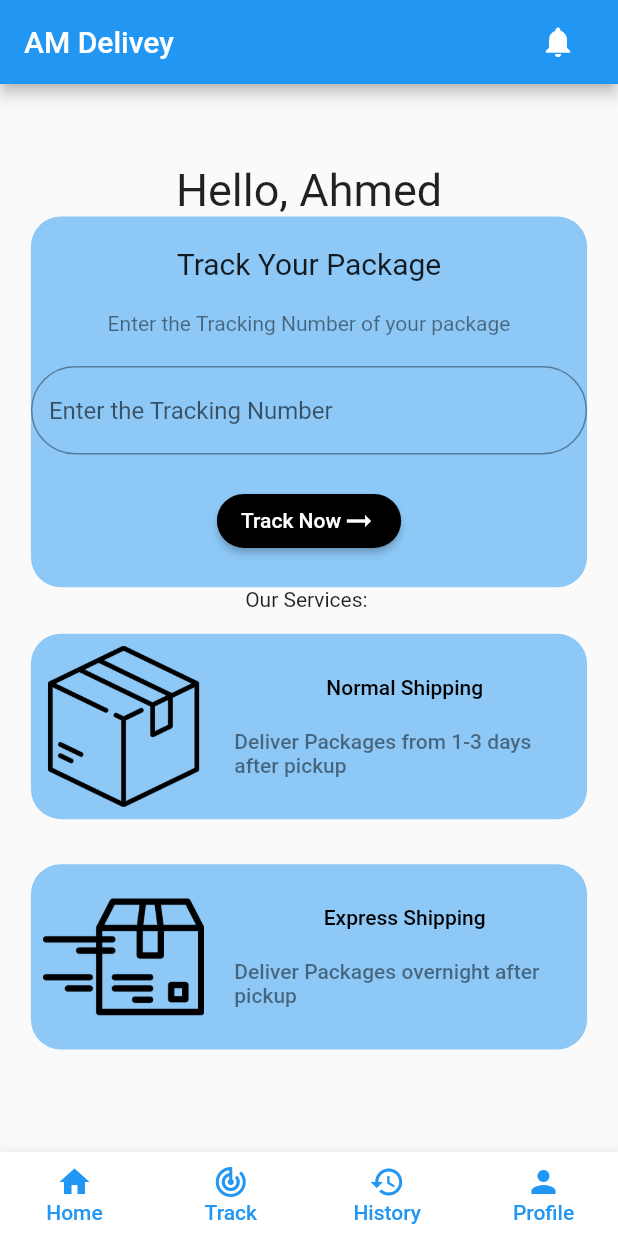
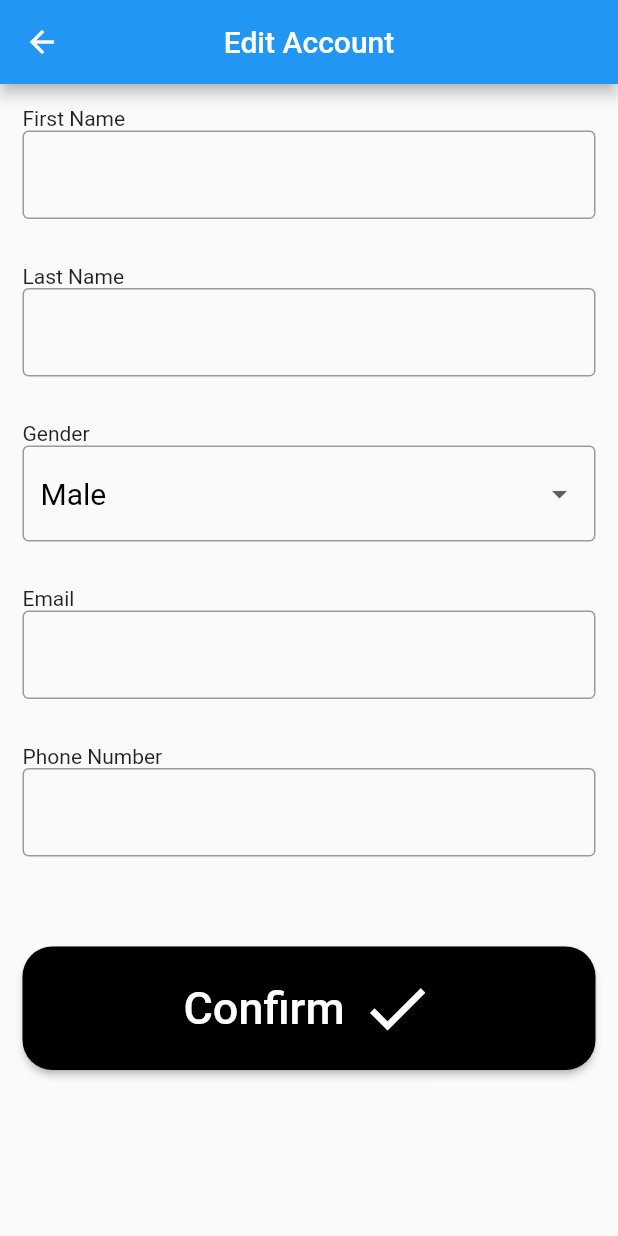
Before and after one commit to LoL-Troll/AM_Delivery, a Flutter app: the screen it shows after launch, after a tap on "Profile", on a phone screen of 412 x 824 dp. Run offline on Flutter 3.47's test engine with Material 2 defaults, Android fonts, the light colour scheme and no system bars; missing offline and left inert: mysql_client.

Commit message:
Created the Edit account and we are stuck with the ? string thingy F in chat

```diff
--- /dev/null
+++ b/lib/EditProfile.dart
@@ -0,0 +1,101 @@
+import 'package:flutter/cupertino.dart';
+import 'package:flutter/material.dart';
+import 'package:flutter/services.dart';
+import 'package:test_db/User.dart';
+import 'customWidgets.dart';
+
+class EditProfile extends StatefulWidget {
+  const EditProfile({Key? key}) : super(key: key);
+
+  @override
+  State<EditProfile> createState() => _EditProfileState();
+}
+
+class _EditProfileState extends State<EditProfile> {
+  final fNameController =
+      TextEditingController(text: User.getInstance()?.FName);
+  final lNameController =
+      TextEditingController(text: User.getInstance()?.LName);
+  final emailController =
+      TextEditingController(text: User.getInstance()?.email);
+  final phoneController =
+      TextEditingController(text: User.getInstance()?.phone);
+
+
+  late String fName, lName, gender = "Male", email, password, phone;
+
+  @override
+  Widget build(BuildContext context) {
+      return Scaffold(
+        appBar: AppBar(
+          title: Text("Edit Account"),
+          centerTitle: true,
+        ),
+        // backgroundColor: kLightColor,
+        body: SingleChildScrollView(
+          child: Container(
+            child: Column(
+              mainAxisAlignment: MainAxisAlignment.start,
+              crossAxisAlignment: CrossAxisAlignment.stretch,
+              children: [
+                // Title
+                CustomInputTextField(
+                  label: "First Name",
+                  controller: fNameController,
+                  inputformatters: [LengthLimitingTextInputFormatter(20)],
+                ),
+                CustomInputTextField(
+                  label: "Last Name",
+                  controller: lNameController,
+                  inputformatters: [LengthLimitingTextInputFormatter(20)],
+                ), // First Name, Last Name
+                CustomDropdownButton(
+                    title: "Gender",
+                    //TODO DO THE GENDER THING
+                    value: gender,
+                    items: ["Male", "Female"],
+                    onChanged: (String? value) {
+                      setState(() {
+                        gender = value!;
+                      });
+                    }),
+
+                CustomInputTextField(
+                  label: "Email",
+                  controller: emailController,
+                  inputformatters: [LengthLimitingTextInputFormatter(50)],
+                ), // Email
+                CustomInputTextField(
+                  label: "Phone Number",
+                  controller: phoneController,
+                  keyboardtype: TextInputType.phone,
+                  inputformatters: [LengthLimitingTextInputFormatter(10)],
+                ),
+                // Password
+                Padding(padding: EdgeInsets.all(15)),
+                CustomBigButton(
+                  label: "Confirm",
+                  onPressed: () {
+                    fName = fNameController.text;
+                    lName = lNameController.text;
+                    phone = phoneController.text;
+                    email = emailController.text;
+                    String sex = gender == "Male" ? "M" : "F";
+
+                    // TODO create the editCustomerUser Method
+                    // Database.editCustomerUser(
+                    //   fName: fName,
+                    //   lName: lName,
+                    //   sex: sex,
+                    //   phone: phone,
+                    //   email: email,
+                    // );
+                  },
+                )
+              ],
+            ),
+          ),
+        ),
+      );
+  }
+}
--- a/lib/database.dart
+++ b/lib/database.dart
@@ -18,28 +18,6 @@ class Database {
 
     return conn;
 
-
-    var result = await conn.execute('''
-    select *
-    from USER
-    where Fname = "Majed";
-    ''');
-
-    print(result.numOfColumns);
-    print(result.numOfRows);
-    print(result.lastInsertID);
-    print(result.affectedRows);
-
-    // print query result
-    for (final row in result.rows) {
-      print(row.colAt(2));
-      // print(row.colByName("title"));
-
-      // print all rows as Map<String, String>
-      //print(row.assoc());
-    }
-
-    await conn.close();
   }
 
   static Future addCustomerUser({
--- a/lib/main.dart
+++ b/lib/main.dart
@@ -1,4 +1,5 @@
 import 'package:flutter/material.dart';
+import 'package:test_db/EditProfile.dart';
 import 'package:test_db/SendPackageUI.dart';
 
 void main() {
@@ -107,6 +108,10 @@ class _MyHomePageState extends State<MyHomePage> {
             TextButton(
               onPressed: () {
                 //TODO add transition to the Profile screen
+                Navigator.push(
+                  context,
+                  MaterialPageRoute(builder: (context) => const EditProfile()),
+                );
               },
               child: Column(
                 mainAxisSize: MainAxisSize.min,
```
Also changed, not shown: 12 other files.
